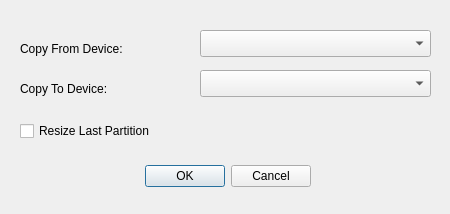
Qt form recovery/piclonedialog.ui (procount/pinn) before a commit.
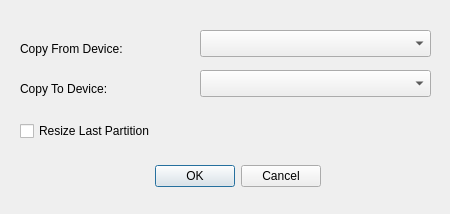
The same form after that commit.

Diff of the .ui file:
```diff
--- a/recovery/piclonedialog.ui
+++ b/recovery/piclonedialog.ui
@@ -16,7 +16,7 @@
   <widget class="QDialogButtonBox" name="buttonBox">
    <property name="geometry">
     <rect>
-     <x>100</x>
+     <x>110</x>
      <y>160</y>
      <width>211</width>
      <height>32</height>
```
